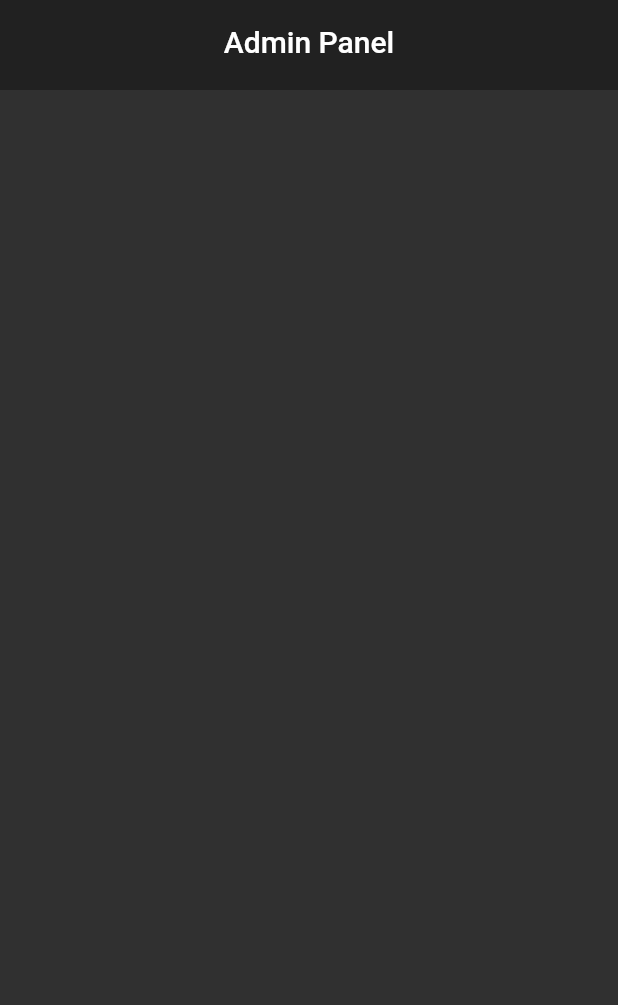
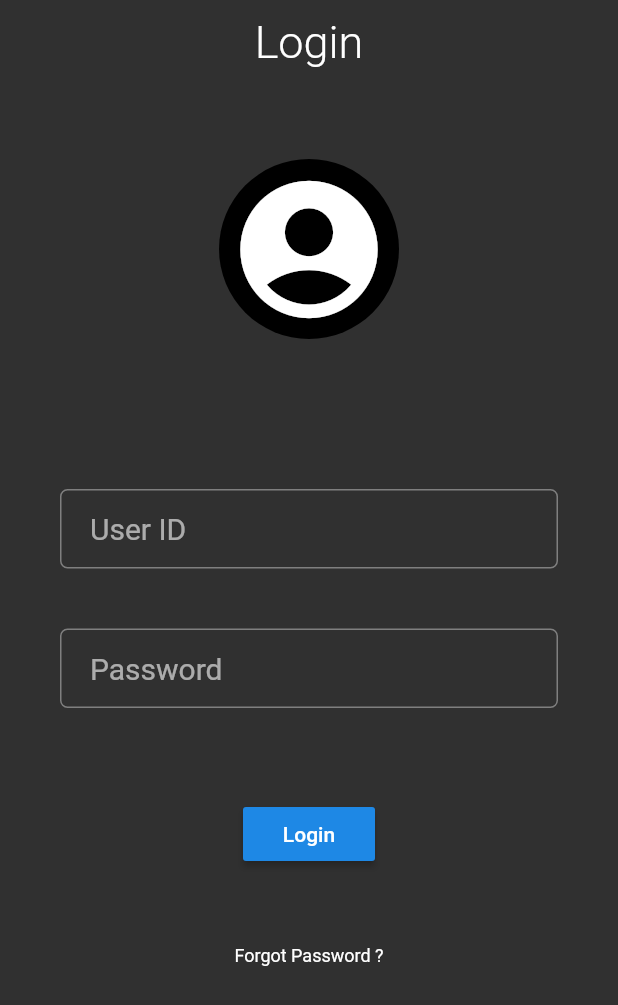
Before and after one commit to Android-Builds/Admin-Panel-Demo, a Flutter app: the screen it shows after launch, on a phone screen of 412 x 824 dp. Shown: the top 1005 px of the screen. Run offline on Flutter 3.47's test engine with Material 2 defaults, Android fonts, the phone set to English and light mode, and no system bars.

Commit message:
Login page and logic

```diff
--- /dev/null
+++ b/lib/constatnts.dart
@@ -0,0 +1 @@
+String userid, password;
--- /dev/null
+++ b/lib/home.dart
@@ -0,0 +1,32 @@
+import 'package:flutter/material.dart';
+
+class MyHomePage extends StatefulWidget {
+  @override
+  _MyHomePageState createState() => _MyHomePageState();
+}
+
+class _MyHomePageState extends State<MyHomePage> {
+
+  @override
+  Widget build(BuildContext context) {
+    return SafeArea(
+      child: Scaffold(
+        appBar: PreferredSize(
+          preferredSize: Size(0,60),
+          child: AppBar(
+            centerTitle: true,
+            elevation: 0.0,
+            title: Text('Admin Panel'),
+          ),
+        ),
+        body: Center(
+          child: Column(
+            mainAxisAlignment: MainAxisAlignment.center,
+            children: <Widget>[
+            ],
+          ),
+        ),
+      ),
+    );
+  }
+}
--- /dev/null
+++ b/lib/login/login.dart
@@ -0,0 +1,64 @@
+import 'package:AdminPanelDemo/constatnts.dart';
+import 'package:AdminPanelDemo/home.dart';
+import 'package:flutter/material.dart';
+import 'login_widget.dart';
+
+class LoginPage extends StatefulWidget {
+  @override
+  _LoginPageState createState() => _LoginPageState();
+}
+
+class _LoginPageState extends State<LoginPage> {
+  final _scaffoldKey = GlobalKey<ScaffoldState>();
+
+  login() {
+    print('called');
+    if(userid == 'admin' && password == 'password') {
+      Navigator.pushReplacement(context, MaterialPageRoute(builder: (context) => MyHomePage()));
+    } else {
+      _scaffoldKey.currentState.removeCurrentSnackBar();
+      _scaffoldKey.currentState.showSnackBar(SnackBar(content: Text('Wrong Username or Password !')));
+    }
+  }
+
+  @override
+  Widget build(BuildContext context) {
+    return SafeArea(
+      child: Scaffold(
+        key: _scaffoldKey,
+        appBar: AppBar(
+          title: Text(
+            'Login',
+            style: TextStyle(
+              fontSize: 30.0,
+              fontWeight: FontWeight.w300
+            ),
+          ),
+          elevation: 0.0,
+          centerTitle: true,
+          backgroundColor: Colors.transparent,
+        ),
+        body: SingleChildScrollView(
+                  child: Column(
+            children: <Widget>[
+              LoginWidget(),
+              SizedBox(height: 60.0),
+              RaisedButton(
+                onPressed: () {
+                  login();
+                },
+                child: Text('Login'),
+              ),
+              SizedBox(height: 50.0),
+              GestureDetector(
+                child: Text('Forgot Password ?',
+                style: TextStyle(fontSize: 12.0),
+                ),
+              ),
+            ],
+          ),
+        ),
+      ),
+    );
+  }
+}
--- /dev/null
+++ b/lib/login/login_widget.dart
@@ -0,0 +1,71 @@
+import 'package:flutter/material.dart';
+import '../constatnts.dart';
+
+class LoginWidget extends StatelessWidget {
+  const LoginWidget({Key key}) : super(key: key);
+  @override
+  Widget build(BuildContext context) {
+    final user = new TextEditingController();
+    final pass = new TextEditingController();
+
+    return Container(
+      child: SingleChildScrollView(
+        child: Center(
+          child: Column(
+            mainAxisAlignment: MainAxisAlignment.center,
+            children: <Widget>[
+              SizedBox(height: 50.0),
+              CircleAvatar(
+                radius: 60.0,
+                child: Icon(
+                  Icons.account_circle,
+                  size: 110.0,
+                ),
+              ),
+              SizedBox(height: 100.0),
+              Padding(
+                padding: const EdgeInsets.symmetric(horizontal:40.0),
+                child: TextField(
+                  controller: user,
+                  onChanged: (text) {
+                    userid = user.text;
+                  },
+                  maxLines: 1,
+                  obscureText: false,
+                  style: TextStyle(fontSize: 20.0),
+                  decoration: InputDecoration(
+                    contentPadding: EdgeInsets.fromLTRB(20.0, 15.0, 20.0, 15.0),
+                    hintText: "User ID",
+                    border: OutlineInputBorder(
+                      borderRadius: BorderRadius.circular(5.0)
+                    ),
+                  ),
+                ),
+              ),
+              SizedBox(height: 40.0,),
+              Padding(
+                padding: const EdgeInsets.symmetric(horizontal:40.0),
+                child: TextField(
+                  controller: pass,
+                  onChanged: (text) {
+                    password = pass.text;
+                  },
+                  maxLines: 1,
+                  obscureText: true,
+                  style: TextStyle(fontSize: 20.0),
+                  decoration: InputDecoration(
+                    contentPadding: EdgeInsets.fromLTRB(20.0, 15.0, 20.0, 15.0),
+                    hintText: "Password",
+                    border: OutlineInputBorder(
+                      borderRadius: BorderRadius.circular(5.0)
+                    ),
+                  ),
+                ),
+              ),
+            ],
+          ),
+        ),
+      ),
+    );
+  }
+}
--- a/lib/main.dart
+++ b/lib/main.dart
@@ -1,4 +1,5 @@
 import 'package:flutter/material.dart';
+import 'login/login.dart';
 
 void main() => runApp(MyApp());
 
@@ -10,40 +11,7 @@ class MyApp extends StatelessWidget {
       title: 'Admin Panel',
       theme: ThemeData.dark(
       ),
-      home: MyHomePage(title: 'Admin Panel'),
+      home: LoginPage(),
     );
   }
 }
-
-class MyHomePage extends StatefulWidget {
-  MyHomePage({Key key, this.title}) : super(key: key);
-  final String title;
-  @override
-  _MyHomePageState createState() => _MyHomePageState();
-}
-
-class _MyHomePageState extends State<MyHomePage> {
-
-  @override
-  Widget build(BuildContext context) {
-    return SafeArea(
-      child: Scaffold(
-        appBar: PreferredSize(
-          preferredSize: Size(0,60),
-          child: AppBar(
-            centerTitle: true,
-            elevation: 0.0,
-            title: Text(widget.title),
-          ),
-        ),
-        body: Center(
-          child: Column(
-            mainAxisAlignment: MainAxisAlignment.center,
-            children: <Widget>[
-            ],
-          ),
-        ),
-      ),
-    );
-  }
-}
```
